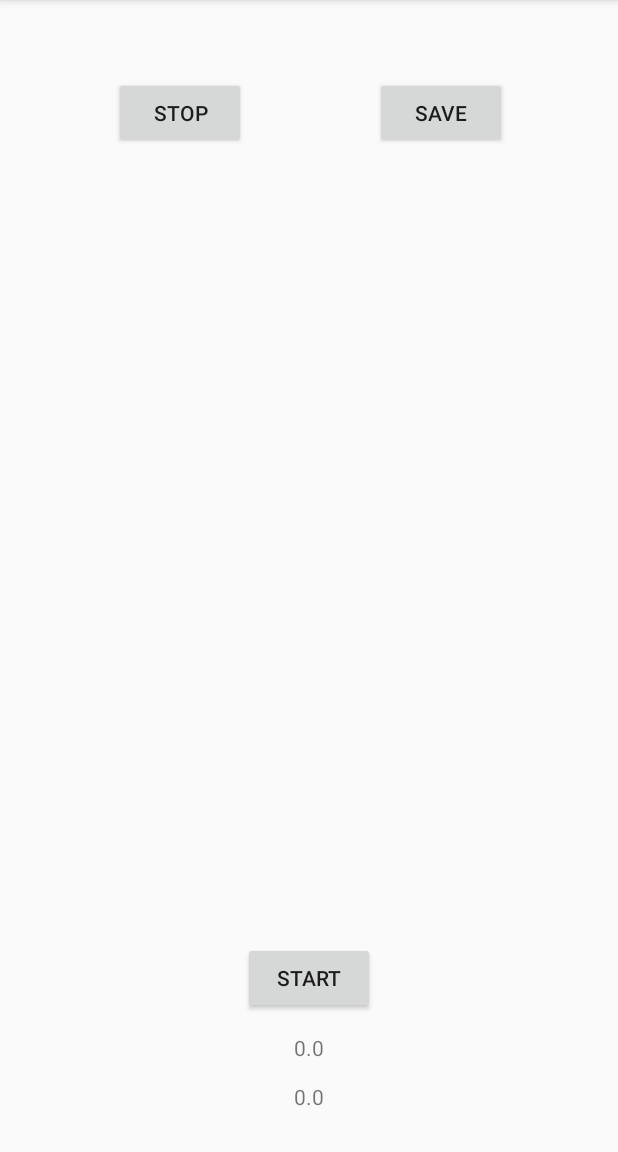
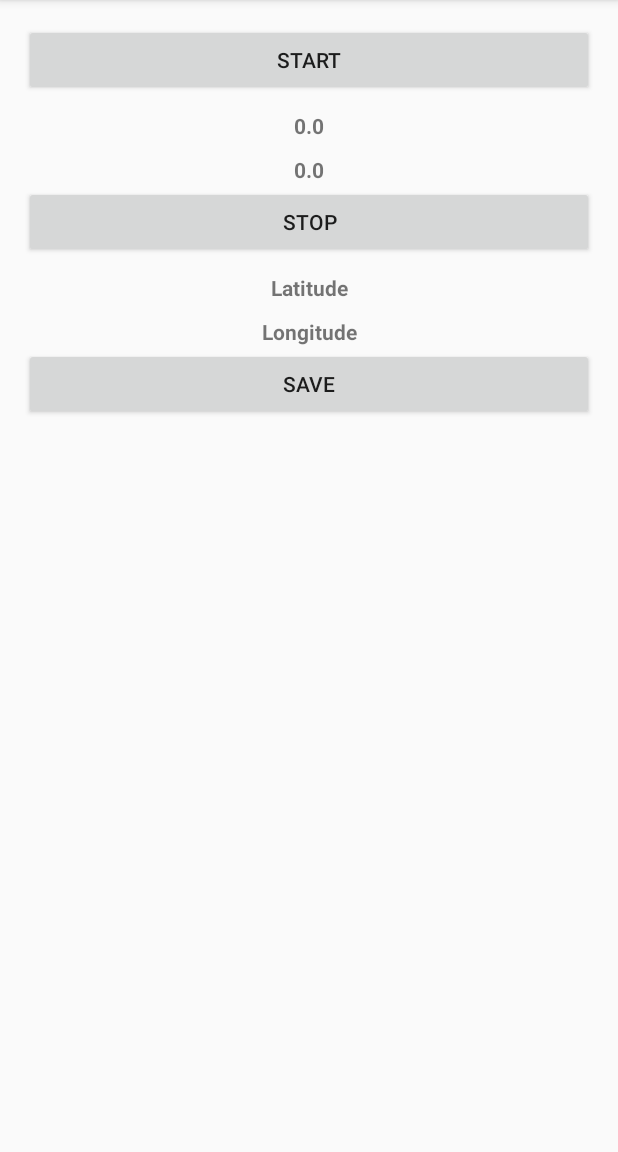
Before and after one commit to Govoz/InertialTracker, an Android app: the screen it shows after launch (MainActivity), after a tap on "START", on a phone screen of 412 x 824 dp, the part 84-1236 px from its top. Run offline under Robolectric (Android 15) with nearby library versions, the phone set to English and light mode, and no system bars; 4 statements that could not run were skipped; 1 other tap on this screen came first.

Commit message:
Sistemata la Activity. Sistemato il salvataggio, la scrollJsonTextView, sistemato lo stopService. Reso leggibile il timestamp.

```diff
--- a/app/src/main/java/com/example/federico/inertialtracker/JsonUtils.java
+++ b/app/src/main/java/com/example/federico/inertialtracker/JsonUtils.java
@@ -5,6 +5,9 @@ import android.util.Log;
 import org.json.JSONArray;
 import org.json.JSONException;
 import org.json.JSONObject;
+
+import java.text.SimpleDateFormat;
+import java.util.Date;
 
 /**
  * Created by Federico on 30-Nov-16.
@@ -15,6 +18,7 @@ class JsonUtils {
 
 	private static JSONObject file = new JSONObject();
 
+	private static JSONArray gps = new JSONArray();
 	private static JSONArray wifi = new JSONArray();
 	private static JSONArray acc = new JSONArray();
 	private static JSONArray gir = new JSONArray();
@@ -22,13 +26,14 @@ class JsonUtils {
 	private static JSONArray magnetic = new JSONArray();
 	private static JSONArray pressure = new JSONArray();
 
-	static void addGPS(Double lat, Double longit) {
+	static void addGPS(long timestamp,Double lat, Double longit) {
 		try {
 			JSONObject obj = new JSONObject();
+			obj.put("Timestamp", timeStampReadable(timestamp));
 			obj.put("latitude", lat);
 			obj.put("longitude", longit);
 
-			file.put("GPS", obj);
+			gps.put(obj);
 		} catch (JSONException e) {
 			e.printStackTrace();
 		}
@@ -37,7 +42,7 @@ class JsonUtils {
 	static void addWifi(long timestamp, String bssid, String ssid, int rssi){
 		try {
 			JSONObject obj = new JSONObject();
-			obj.put("Timestamp", timestamp);
+			obj.put("Timestamp", timeStampReadable(timestamp));
 			obj.put("Bssid", bssid);
 			obj.put("Ssid", ssid);
 			obj.put("Rssi", rssi);
@@ -51,7 +56,7 @@ class JsonUtils {
 	static void addValue(String type, long timestamp, float x, float y, float z) {
 		try {
 			JSONObject obj = new JSONObject();
-			obj.put("timestamp", timestamp);
+			obj.put("timestamp", timeStampReadable(timestamp));
 
 			switch (type) {
 				case "ACC":
@@ -122,6 +127,7 @@ class JsonUtils {
 	// Prendo i JSONArray e li inserisco nel JSONObject.
 	private static void prepareJson() {
 		try {
+			file.put("Gps", gps);
 			file.put("Acceleration", acc);
 			file.put("Gyroscope", gir);
 			file.put("MagneticField", magnetic);
@@ -162,4 +168,11 @@ class JsonUtils {
 	public static boolean checkFrequency(long current, long last) {
 		return current - last > MainActivity.FREQUENCY;
 	}
+
+	public static String timeStampReadable(long timestamp){
+		SimpleDateFormat dateFormat = new SimpleDateFormat("dd-MM-yyyy HH:mm:ss:SSS");
+		String msg  = dateFormat.format(new Date(timestamp));
+
+		return msg;
+	}
 }
--- a/app/src/main/java/com/example/federico/inertialtracker/MainActivity.java
+++ b/app/src/main/java/com/example/federico/inertialtracker/MainActivity.java
@@ -1,8 +1,10 @@
 package com.example.federico.inertialtracker;
 
 import android.content.Intent;
+import android.location.Location;
 import android.support.v7.app.AppCompatActivity;
 import android.os.Bundle;
+import android.text.method.ScrollingMovementMethod;
 import android.view.View;
 import android.widget.Button;
 import android.widget.TextView;
@@ -20,9 +22,9 @@ public class MainActivity extends AppCompatActivity {
 
 	//startBool is used to implement singleton design pattern.
 	private boolean active = false;
-	static final double FREQUENCY = 2000;
-	private static String startGps;
-	private static String stopGps;
+	static final double FREQUENCY = 50;  //20Hz
+	private static Location startGps;
+	private static Location stopGps;
 
 
 	@Override
@@ -39,10 +41,19 @@ public class MainActivity extends AppCompatActivity {
 					Toast.makeText(MainActivity.this, "Start", Toast.LENGTH_SHORT).show();
 					active = true;
 
-					// Get GPS Position
+					// Get GPS Position && set Label
 					startGps = gpsPosition.getGpsPosition(MainActivity.this);
+					TextView latitudeText = (TextView) findViewById(R.id.latitudeGPS_start);
+					TextView longitudeText = (TextView) findViewById(R.id.longitudeGPS_start);
+					gpsPosition.setGPSView(startGps, latitudeText, longitudeText);
 
-					motionDetection();
+					//motionDetection();
+
+					Intent logDataStart = new Intent(MainActivity.this, logData.class);
+					Intent checkSendStart = new Intent(MainActivity.this, checkSend.class);
+
+					startService(logDataStart);
+					startService(checkSendStart);
 
 				} else {
 					Toast.makeText(MainActivity.this, "Already Started", Toast.LENGTH_SHORT).show();
@@ -58,13 +69,17 @@ public class MainActivity extends AppCompatActivity {
 			@Override
 			public void onClick(View v) {
 				//JsonUtils.largeLog("VIEWLOG", JsonUtils.readJsonFile());
+
 				stopGps = gpsPosition.getGpsPosition(MainActivity.this);
+				TextView latitudeText = (TextView) findViewById(R.id.latitudeGPS_stop);
+				TextView longitudeText = (TextView) findViewById(R.id.longitudeGPS_stop);
+				gpsPosition.setGPSView(stopGps, latitudeText, longitudeText);
 
 				Intent logDataStart = new Intent(MainActivity.this, logData.class);
 				Intent checkSendStart = new Intent(MainActivity.this, checkSend.class);
 
-				MainActivity.this.stopService(logDataStart);
-				MainActivity.this.stopService(checkSendStart);
+				stopService(logDataStart);
+				stopService(checkSendStart);
 			}
 		});
 
@@ -89,7 +104,7 @@ public class MainActivity extends AppCompatActivity {
 
 		String jsonString = json.toString();
 
-		Toast.makeText(this,jsonString, Toast.LENGTH_SHORT).show();
+		//Toast.makeText(this,jsonString, Toast.LENGTH_SHORT).show();
 
 		try {
 			FileOutputStream fOut = new FileOutputStream(file, true);
@@ -100,6 +115,12 @@ public class MainActivity extends AppCompatActivity {
 			fOut.close();
 
 			Toast.makeText(MainActivity.this, "Salvato", Toast.LENGTH_SHORT).show();
+
+			//set textView
+			TextView jsonTextView = (TextView) findViewById(R.id.jsonText);
+			jsonTextView.setMovementMethod(new ScrollingMovementMethod());
+			jsonTextView.setText(jsonString);
+
 		} catch (FileNotFoundException e) {
 			e.printStackTrace();
 		} catch (IOException e) {
@@ -109,7 +130,12 @@ public class MainActivity extends AppCompatActivity {
 	}
 
 	private String setFileName() {
-		String fileName = startGps + "_" + stopGps + ".txt";
+		String latitudeStart = String.valueOf(startGps.getLatitude());
+		String longitudeStart = String.valueOf(startGps.getLongitude());
+		String latitudeStop = String.valueOf(stopGps.getLatitude());
+		String longitudeStop = String.valueOf(stopGps.getLongitude());
+
+		String fileName = latitudeStart + "_" + longitudeStart + "__" + latitudeStop + "_" + longitudeStop + ".txt";
 		return fileName;
 	}
 
--- a/app/src/main/java/com/example/federico/inertialtracker/ParallelIntentService.java
+++ b/app/src/main/java/com/example/federico/inertialtracker/ParallelIntentService.java
@@ -38,6 +38,7 @@ public abstract class ParallelIntentService extends Service {
 
 	private final ThreadPoolExecutor ThreadPoolExecutor = new ParallelThreadPoolExecutor(CORE_POOL_SIZE,
 			MAXIMUM_POOL_SIZE, KEEP_ALIVE, TimeUnit.SECONDS, sPoolWorkQueue, sThreadFactory);
+	private boolean mRunnable = true;
 
 	//----------------------------------------------------------------------
 	private class ParallelThreadPoolExecutor extends ThreadPoolExecutor {
@@ -60,12 +61,13 @@ public abstract class ParallelIntentService extends Service {
 	//----------------------------------------------------------------------
 	//START TASK
 	public class Task implements Runnable {
+
 		public Task(final Intent intent) {
 			this.intent = intent;
 		}
 
 		public void run() {
-			for(;;) {
+			while(mRunnable) {
 				onHandleIntent(intent);
 			}
 		}
@@ -94,6 +96,12 @@ public abstract class ParallelIntentService extends Service {
 	}
 
 	@Override
+	public void onDestroy() {
+		mRunnable = false;
+		super.onDestroy();
+	}
+
+	@Override
 	public int onStartCommand(Intent intent, int flags, int startId) {
 		onStart(intent, startId);
 		//return mRedelivery ? START_REDELIVER_INTENT : START_NOT_STICKY;
--- a/app/src/main/java/com/example/federico/inertialtracker/gpsPosition.java
+++ b/app/src/main/java/com/example/federico/inertialtracker/gpsPosition.java
@@ -23,7 +23,7 @@ class gpsPosition {
 	private static final int MY_PERMISSION_ACCESS_COURSE_LOCATION = 11;
 
 
-	static String getGpsPosition(Context c) {
+	static Location getGpsPosition(Context c) {
 		LocationManager locationManager = (LocationManager) c.getSystemService(Context.LOCATION_SERVICE);
 
 		LocationListener locationListener = new LocationListener() {
@@ -46,30 +46,29 @@ class gpsPosition {
 					MY_PERMISSION_ACCESS_COURSE_LOCATION);
 		}
 
-		locationManager.requestLocationUpdates(LocationManager.GPS_PROVIDER, 2000, 1, locationListener);
+		/*locationManager.requestLocationUpdates(LocationManager.GPS_PROVIDER, 2000, 1, locationListener);
 		Location location = locationManager.getLastKnownLocation(LocationManager.GPS_PROVIDER);
 
 		if (location == null) {
 			locationManager.requestSingleUpdate(LocationManager.GPS_PROVIDER, locationListener, null);
 			location = locationManager.getLastKnownLocation(LocationManager.GPS_PROVIDER);
 		}
+		*/
+
+		locationManager.requestSingleUpdate(LocationManager.GPS_PROVIDER, locationListener, null);
+		Location location = locationManager.getLastKnownLocation(LocationManager.GPS_PROVIDER);
 
 		double latitude = location.getLatitude();
 		double longitude = location.getLongitude();
 
-		String msg = String.valueOf(latitude) + "_" + String.valueOf(longitude);
+		JsonUtils.addGPS(System.currentTimeMillis(),latitude, longitude);
 
-		JsonUtils.addGPS(latitude, longitude);
-
-		setGPSView(c, latitude, longitude);
-
-		return msg;
+		return location;
 	}
 
-	private static void setGPSView(Context c, double latitude, double longitude){
-		Activity a = (Activity) c;
-		TextView latitudeText = (TextView) a.findViewById(R.id.latitudeGPS);
-		TextView longitudeText = (TextView) a.findViewById(R.id.longitudeGPS);
+	public static void setGPSView(Location l, TextView latitudeText, TextView longitudeText){
+		double latitude = l.getLatitude();
+		double longitude = l.getLongitude();
 
 		latitudeText.setText(String.valueOf(latitude));
 		longitudeText.setText(String.valueOf(longitude));
--- a/app/src/main/java/com/example/federico/inertialtracker/logData.java
+++ b/app/src/main/java/com/example/federico/inertialtracker/logData.java
@@ -7,6 +7,7 @@ import android.hardware.SensorEvent;
 import android.hardware.SensorEventListener;
 import android.hardware.SensorManager;
 import android.util.Log;
+import android.widget.Toast;
 
 import java.util.List;
 
@@ -28,6 +29,12 @@ public class logData extends ParallelIntentService implements SensorEventListene
 	long last_timestampGIR;
 	long last_timestampORIENT;
 
+	SensorManager mSensorManager;
+	Sensor accelerometer;
+	Sensor magnetic_field;
+	Sensor barometer;
+	Sensor gyroscope;
+
 	String typeSensor = "";
 
 	//Use for getOrientation()
@@ -41,18 +48,26 @@ public class logData extends ParallelIntentService implements SensorEventListene
 		super(TAG);
 	}
 
+	@Override
+	public void onDestroy(){
+		Toast.makeText(this, "Destroy",Toast.LENGTH_SHORT).show();
+		mSensorManager.unregisterListener(this);
+		//Thread.currentThread().interrupt();
+		super.onDestroy();
+	}
+
 	protected void onHandleIntent(Intent intent) {
 
 		Log.d(TAG, "onHandleIntent(Intent); Started, thread id: " + Thread.currentThread().getId());
 
 		try {
 
-			SensorManager mSensorManager = (SensorManager) getSystemService(Context.SENSOR_SERVICE);
+			mSensorManager = (SensorManager) getSystemService(Context.SENSOR_SERVICE);
 
-			Sensor accelerometer = mSensorManager.getDefaultSensor(Sensor.TYPE_ACCELEROMETER);
-			Sensor magnetic_field = mSensorManager.getDefaultSensor(Sensor.TYPE_MAGNETIC_FIELD);
-			Sensor barometer = mSensorManager.getDefaultSensor(Sensor.TYPE_PRESSURE);
-			Sensor gyroscope = mSensorManager.getDefaultSensor(Sensor.TYPE_GYROSCOPE);
+			accelerometer = mSensorManager.getDefaultSensor(Sensor.TYPE_ACCELEROMETER);
+			magnetic_field = mSensorManager.getDefaultSensor(Sensor.TYPE_MAGNETIC_FIELD);
+			barometer = mSensorManager.getDefaultSensor(Sensor.TYPE_PRESSURE);
+			gyroscope = mSensorManager.getDefaultSensor(Sensor.TYPE_GYROSCOPE);
 
 			if (accelerometer != null)
 				mSensorManager.registerListener(this, accelerometer, SensorManager.SENSOR_DELAY_NORMAL);
@@ -182,4 +197,5 @@ public class logData extends ParallelIntentService implements SensorEventListene
 		}
 		Log.d("LIST", msg.toString());
 	}
+
 }
--- a/app/src/main/res/layout/activity_main.xml
+++ b/app/src/main/res/layout/activity_main.xml
@@ -11,50 +11,85 @@
     tools:context="com.example.federico.inertialtracker.MainActivity">
 
     <Button
-        android:text="stop"
-        android:layout_width="wrap_content"
+        android:text="Start"
+        android:layout_width="match_parent"
         android:layout_height="wrap_content"
-        android:layout_marginTop="35dp"
-        android:id="@+id/stop"
-        android:layout_alignParentTop="true"
+        android:id="@+id/start_button"/>
+
+    <TextView
+        android:text="Latitude"
+        android:layout_width="match_parent"
+        android:layout_height="wrap_content"
+        android:id="@+id/latitudeGPS_start"
+        android:layout_below="@+id/start_button"
         android:layout_alignParentStart="true"
-        android:layout_marginStart="60dp"/>
+        android:layout_marginTop="10dp"
+        android:textStyle="normal|bold"
+        android:textAlignment="center"/>
+
+    <TextView
+        android:text="Longitude"
+        android:layout_width="match_parent"
+        android:layout_height="wrap_content"
+        android:id="@+id/longitudeGPS_start"
+        android:layout_below="@+id/latitudeGPS_start"
+        android:layout_alignParentStart="true"
+        android:layout_marginTop="10dp"
+        android:textStyle="normal|bold"
+        android:textAlignment="center"/>
 
     <Button
-        android:text="Start"
-        android:layout_width="wrap_content"
+        android:text="Save"
+        android:layout_width="match_parent"
         android:layout_height="wrap_content"
-        android:layout_marginBottom="76dp"
-        android:id="@+id/start_button"
-        android:layout_alignParentBottom="true"
-        android:layout_centerHorizontal="true"/>
+        android:id="@+id/save"
+        android:layout_below="@+id/stop"
+        android:layout_alignParentStart="true"
+        android:layout_marginTop="60dp"/>
+
+    <Button
+        android:text="stop"
+        android:layout_width="match_parent"
+        android:layout_height="wrap_content"
+        android:id="@+id/stop"
+        android:layout_below="@+id/start_button"
+        android:layout_alignParentStart="true"
+        android:layout_marginTop="60dp"/>
 
     <TextView
-        android:text="..."
-        android:layout_width="wrap_content"
+        android:text="Latitude"
+        android:layout_width="match_parent"
         android:layout_height="wrap_content"
-        android:layout_alignParentBottom="true"
-        android:layout_centerHorizontal="true"
-        android:layout_marginBottom="44dp"
-        android:id="@+id/latitudeGPS"/>
+        android:id="@+id/latitudeGPS_stop"
+        android:layout_below="@+id/stop"
+        android:layout_alignParentStart="true"
+        android:layout_marginTop="10dp"
+        android:textStyle="normal|bold"
+        android:textAlignment="center"/>
 
     <TextView
-        android:text="..."
-        android:layout_width="wrap_content"
+        android:text="Longitude"
+        android:layout_width="match_parent"
         android:layout_height="wrap_content"
-        android:layout_marginBottom="11dp"
-        android:id="@+id/longitudeGPS"
-        android:layout_alignParentBottom="true"
-        android:layout_centerHorizontal="true"/>
+        android:id="@+id/longitudeGPS_stop"
+        android:layout_below="@+id/latitudeGPS_stop"
+        android:layout_alignParentStart="true"
+        android:layout_marginTop="10dp"
+        android:textStyle="normal|bold"
+        android:textAlignment="center"/>
 
-    <Button
-        android:text="save"
-        android:layout_width="wrap_content"
+    <TextView
+        android:text=""
+        android:layout_width="match_parent"
         android:layout_height="wrap_content"
-        android:id="@+id/save"
-        android:layout_alignBaseline="@+id/stop"
-        android:layout_alignBottom="@+id/stop"
-        android:layout_toEndOf="@+id/start_button"/>
+        android:id="@+id/jsonText"
+        android:layout_below="@+id/save"
+        android:layout_alignParentStart="true"
+        android:layout_marginTop="10dp"
+        android:textStyle="normal"
+        android:scrollbars="vertical"
+        android:maxLines="100"
+        />
 
 
 </RelativeLayout>
```
